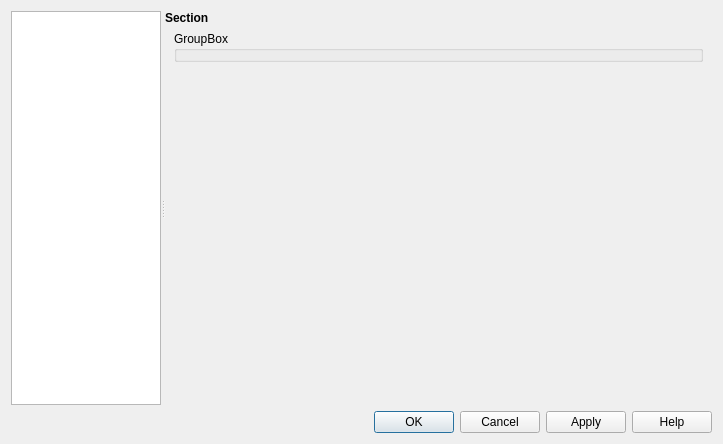
Before: the Qt Designer form src/ui/templates/qgsoptionsdialog_template.ui in carsmie/QGIS, drawn with Qt 5.
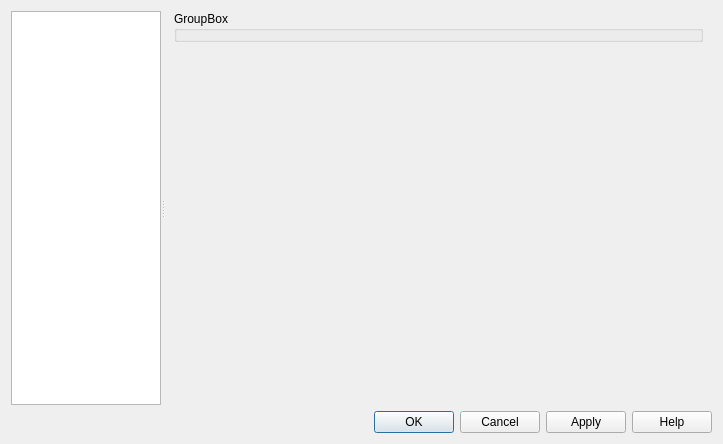
After: the same form once the commit is applied.

Commit message: remove label from standard option dialog template

Diff of the .ui file:
```diff
--- a/src/ui/templates/qgsoptionsdialog_template.ui
+++ b/src/ui/templates/qgsoptionsdialog_template.ui
@@ -117,16 +117,6 @@
            <property name="margin">
             <number>0</number>
            </property>
-           <item>
-            <widget class="QLabel" name="label">
-             <property name="styleSheet">
-              <string notr="true">font-weight:bold;</string>
-             </property>
-             <property name="text">
-              <string>Section</string>
-             </property>
-            </widget>
-           </item>
            <item>
             <widget class="QScrollArea" name="scrollArea">
              <property name="frameShape">
@@ -140,8 +130,8 @@
                <rect>
                 <x>0</x>
                 <y>0</y>
-                <width>550</width>
-                <height>378</height>
+                <width>549</width>
+                <height>393</height>
                </rect>
               </property>
               <layout class="QVBoxLayout" name="verticalLayout_13">
```
